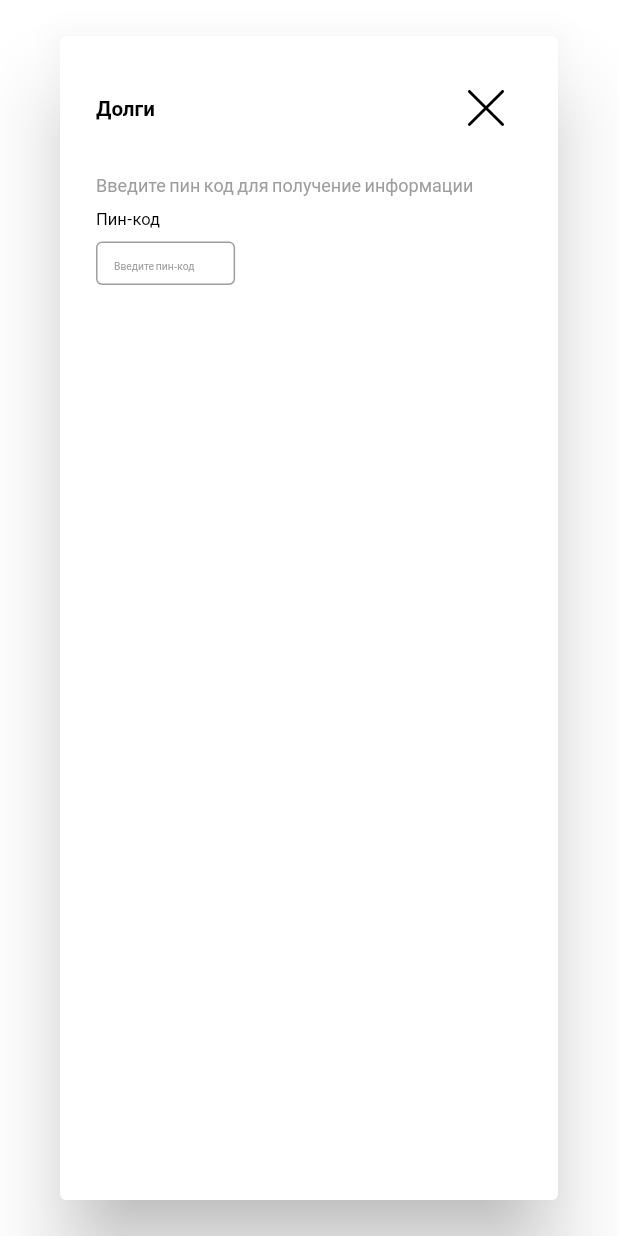
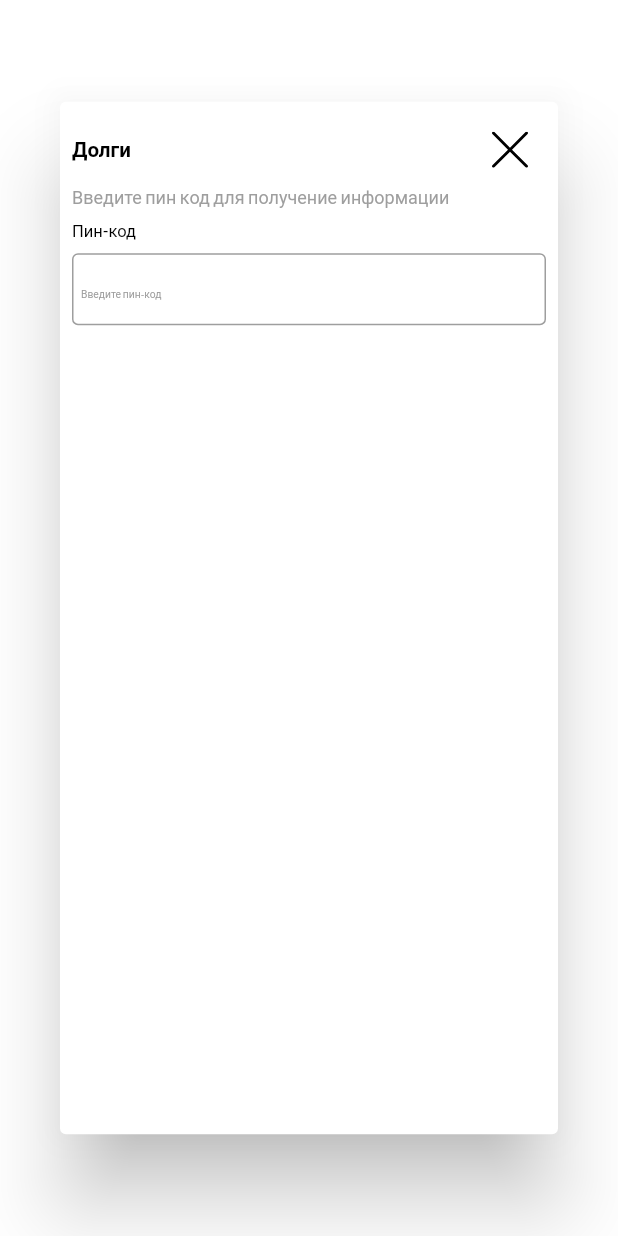
Before and after one commit to jomagsm/it_megacom_hackthon, a Flutter app: the DebtModal screen opened directly, on a phone screen of 412 x 824 dp. Run offline on Flutter 3.47's test engine with Material 2 defaults, Android fonts, the phone set to English and light mode, and no system bars; our stand-ins replace bloc, dio, flutter_bloc, flutter_svg, freezed_annotation, google_fonts and 2 more; accounts and stored records are empty; generated files the repository leaves out were written again; network calls fail.

Commit message:
add fixed debt

```diff
--- a/lib/screens/debt_screen/widgets/buyingList.dart
+++ b/lib/screens/debt_screen/widgets/buyingList.dart
@@ -24,7 +24,9 @@ class BuyingList extends StatelessWidget {
         SizedBox(
           height: 1.75.h,
         ),
-        SingleChildScrollView(
+        Container (
+          height: 230,
+        child:SingleChildScrollView(
           physics: BouncingScrollPhysics(),
           scrollDirection: Axis.horizontal,
           child: SingleChildScrollView(
@@ -36,7 +38,7 @@ class BuyingList extends StatelessWidget {
               rows: getDataTableRows(userDebt.operationReports),
             ),
           ),
-        ),
+        ),),
         SizedBox(
           height: 1.61.h,
         ),
@@ -56,7 +58,7 @@ class BuyingList extends StatelessWidget {
               S.of(context).pay,
               style: AtextThemes.titleTextField,
             )),
-        SingleChildScrollView(
+       SingleChildScrollView(
           physics: BouncingScrollPhysics(),
           scrollDirection: Axis.horizontal,
           child: SingleChildScrollView(
--- a/lib/screens/debt_screen/widgets/debt_modal_data.dart
+++ b/lib/screens/debt_screen/widgets/debt_modal_data.dart
@@ -21,9 +21,8 @@ class DebtModalData extends StatelessWidget {
     return Container(
       height: 51.0.h,
       child: AlertDialog(
-        title: SizedBox(
-          width: 75.0.w,
-          child: Row(
+        actions: [
+           Row(
             mainAxisAlignment: MainAxisAlignment.spaceBetween,
             children: [
               Text(S.of(context).debts, style: TextThemes.paymentTitle),
@@ -35,8 +34,7 @@ class DebtModalData extends StatelessWidget {
               )
             ],
           ),
-        ),
-        content: Column(
+        Column(
           crossAxisAlignment: CrossAxisAlignment.start,
           children: [
             Text(
@@ -54,8 +52,8 @@ class DebtModalData extends StatelessWidget {
               height: 8,
             ),
             Container(
-              width: 22.51.w,
-              height: 3.51.h,
+             // width: 22.51.w,
+              height: 6.0.h,
               child: TextField(
                 onSubmitted: (value) {
                   context
@@ -64,20 +62,25 @@ class DebtModalData extends StatelessWidget {
                 },
                 keyboardType: TextInputType.number,
                 decoration: InputDecoration(
+                  contentPadding: EdgeInsets.only(top: 3,left: 6),
                   border: OutlineInputBorder(),
                   hintText: S.of(context).inputPin,
                   hintStyle: AtextThemes.hintTextField,
                 ),
               ),
+
             ),
             data.authUser
                 ? BuyingList(
                     data: data,
                   )
                 : SizedBox(),
+
           ],
+
         ),
-      ),
+          SizedBox(height: 530),
+    ],),
     );
   }
 }
```
